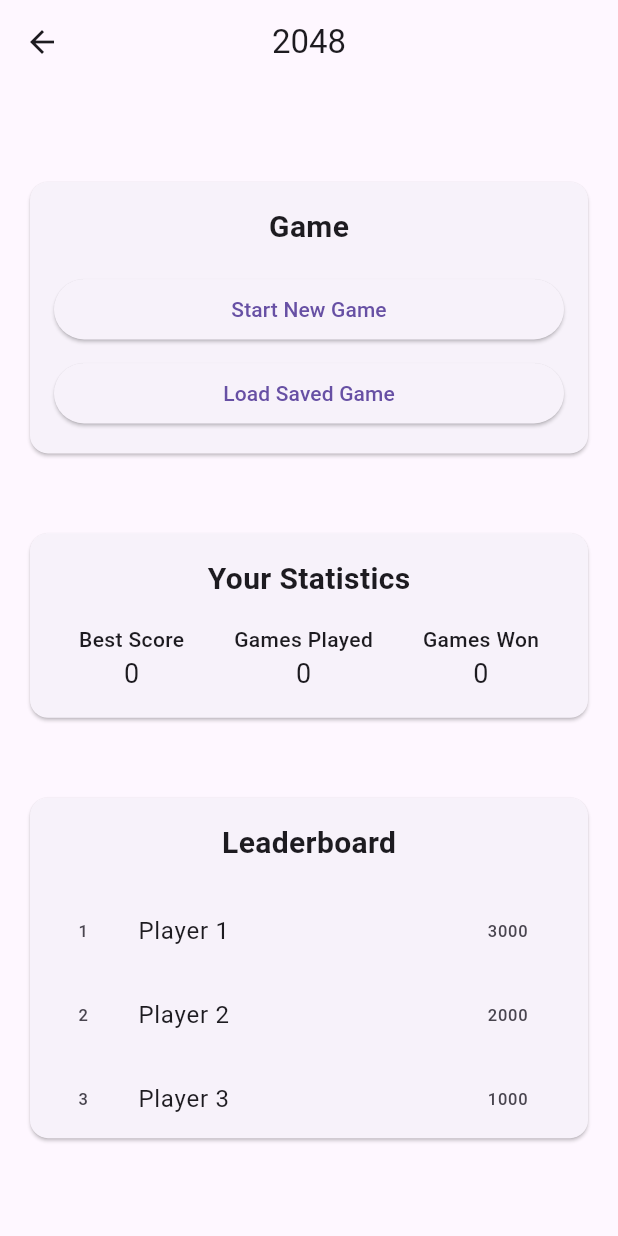
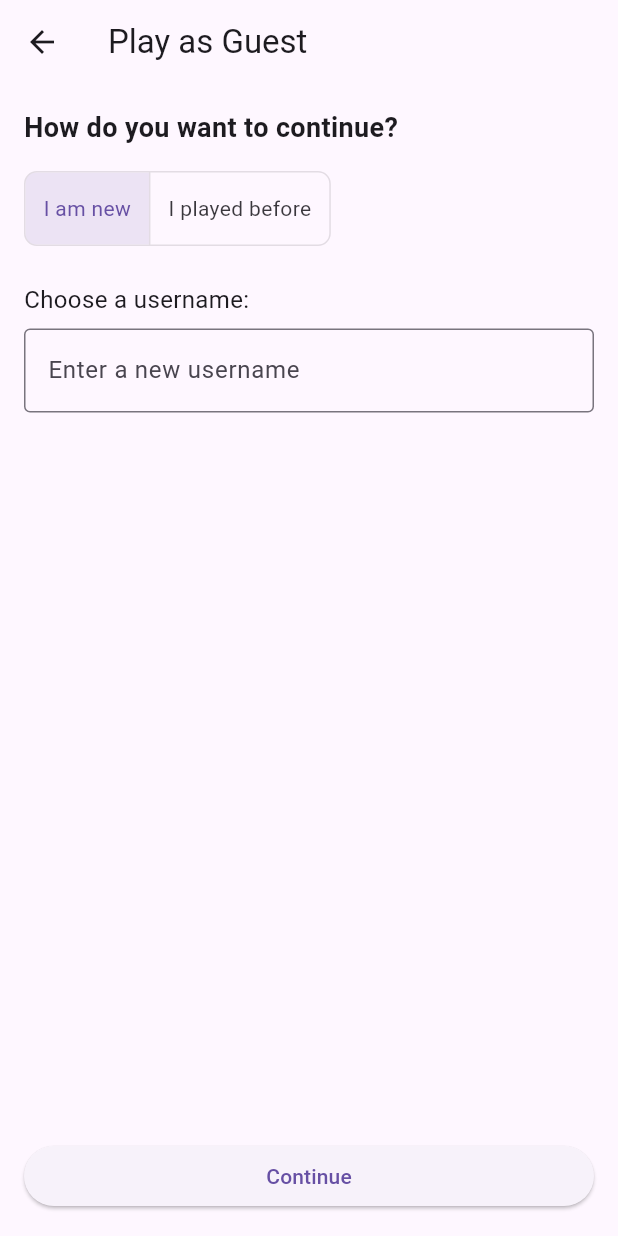
Before and after one commit to Faliboga-Dimitrie/my_2048_game, a Flutter app: the screen it shows after launch, after a tap on "1. Play as guest", on a phone screen of 412 x 824 dp. Run offline on Flutter 3.47's test engine with Material 3 defaults, Android fonts, the phone set to English and light mode, and no system bars; our stand-ins replace drift; accounts and stored records are empty; generated files the repository leaves out were written again.

Commit message:
Implement local user functionality: add LocalUser repository, ViewModel, and screen for guest play, update main app routing, and integrate database support

```diff
--- a/lib/core/main.dart
+++ b/lib/core/main.dart
@@ -1,4 +1,5 @@
 import 'package:flutter/material.dart';
+import 'package:my_2048_game/core/db/app_database.dart';
 import 'package:my_2048_game/features/auth/view_model/login_vm.dart';
 import 'package:my_2048_game/features/auth/view_model/register_vm.dart';
 import 'package:my_2048_game/core/my_app.dart';
@@ -6,13 +7,20 @@ import 'package:provider/provider.dart';
 import 'package:my_2048_game/features/auth/service/auth_api_service.dart';
 
 void main() {
+  final db = AppDatabase();
   final authApi = AuthApiService();
 
   runApp(
     MultiProvider(
       providers: [
-        ChangeNotifierProvider(create: (_) => LoginViewModel(authApi)),
-        ChangeNotifierProvider(create: (_) => RegisterViewModel(authApi)),
+        Provider<AppDatabase>.value(value: db),
+        ChangeNotifierProvider(
+          create: (_) => LoginViewModel(authApi),
+        ),
+        ChangeNotifierProvider(
+          create: (_) => RegisterViewModel(authApi),
+        ),
+        // later: LocalPlayViewModel, GameViewModel, etc. using db
       ],
       child: const MyApp(),
     ),
--- a/lib/core/my_app.dart
+++ b/lib/core/my_app.dart
@@ -3,6 +3,7 @@ import 'package:my_2048_game/features/home/view/home.dart';
 import 'package:my_2048_game/core/welcome.dart';
 import 'package:my_2048_game/features/auth/view/login_view.dart';
 import 'package:my_2048_game/features/auth/view/register_view.dart';
+import 'package:my_2048_game/features/local_play/view/local_player_view.dart';
 
 class MyApp extends StatelessWidget {
   const MyApp({super.key});
@@ -18,6 +19,7 @@ class MyApp extends StatelessWidget {
         '/login': (context) => const LoginPage(),
         '/register': (context) => const RegisterScreen(),
         '/home': (context) => const HomeScreen(),
+        '/local_play': (context) => const LocalUserScreen(),
       },
     );
   }
--- a/lib/core/welcome.dart
+++ b/lib/core/welcome.dart
@@ -17,7 +17,7 @@ class WelcomeScreen extends StatelessWidget {
             ),
             const SizedBox(height: 20),
             ElevatedButton(
-              onPressed: () => Navigator.pushNamed(context, '/home'),
+              onPressed: () => Navigator.pushNamed(context, '/local_play'),
               child: const Text('1. Play as guest'),
             ),
             ElevatedButton(
--- /dev/null
+++ b/lib/features/local_play/data/local_player_repository.dart
@@ -0,0 +1,51 @@
+import 'package:my_2048_game/core/db/app_database.dart';
+import '../model/local_user.dart';
+
+/// Abstraction for local users
+abstract class ILocalUserRepository {
+  Future<bool> usernameExists(String username);
+  Future<LocalUser> createUser(String username);
+  Future<LocalUser?> getUser(String username);
+  Future<List<LocalUser>> getAllUsers();
+}
+
+class DriftLocalUserRepository implements ILocalUserRepository {
+  final AppDatabase _db;
+
+  DriftLocalUserRepository(this._db);
+
+  LocalUser _mapDbUserToLocalUser(User user) {
+    return LocalUser(username: user.username);
+  }
+
+  @override
+  Future<bool> usernameExists(String username) async {
+    final user = await _db.getUserByUsername(username);
+    return user != null;
+  }
+
+  @override
+  Future<LocalUser> createUser(String username) async {
+    // create in DB
+    await _db.createUser(username);
+    // fetch back (to be sure we have the row)
+    final user = await _db.getUserByUsername(username);
+    if (user == null) {
+      throw Exception('Failed to load user after creation');
+    }
+    return _mapDbUserToLocalUser(user);
+  }
+
+  @override
+  Future<LocalUser?> getUser(String username) async {
+    final user = await _db.getUserByUsername(username);
+    if (user == null) return null;
+    return _mapDbUserToLocalUser(user);
+  }
+
+  @override
+  Future<List<LocalUser>> getAllUsers() async {
+    final users = await _db.getAllUsers();
+    return users.map(_mapDbUserToLocalUser).toList();
+  }
+}
--- /dev/null
+++ b/lib/features/local_play/view/local_player_view.dart
@@ -0,0 +1,145 @@
+import 'package:flutter/material.dart';
+import 'package:my_2048_game/features/local_play/data/local_player_repository.dart';
+import 'package:my_2048_game/features/local_play/view_model/local_player_vm.dart';
+import 'package:provider/provider.dart';
+
+import 'package:my_2048_game/core/db/app_database.dart';
+
+class LocalUserScreen extends StatelessWidget {
+  const LocalUserScreen({super.key});
+
+  @override
+  Widget build(BuildContext context) {
+    // Get the database instance from the top-level Provider
+    final db = context.read<AppDatabase>();
+
+    return ChangeNotifierProvider(
+      create: (_) => LocalUserViewModel(
+        DriftLocalUserRepository(db),
+      ),
+      child: const _LocalUserView(),
+    );
+  }
+}
+
+class _LocalUserView extends StatelessWidget {
+  const _LocalUserView({super.key});
+
+  @override
+  Widget build(BuildContext context) {
+    final vm = context.watch<LocalUserViewModel>();
+
+    return Scaffold(
+      appBar: AppBar(
+        title: const Text('Play as Guest'),
+      ),
+      body: Padding(
+        padding: const EdgeInsets.all(16.0),
+        child: Column(
+          crossAxisAlignment: CrossAxisAlignment.start,
+          children: [
+            const Text(
+              'How do you want to continue?',
+              style: TextStyle(
+                fontSize: 18,
+                fontWeight: FontWeight.bold,
+              ),
+            ),
+            const SizedBox(height: 16),
+
+            // Toggle between "new user" and "returning user"
+            ToggleButtons(
+              isSelected: [
+                vm.mode == LocalUserMode.newUser,
+                vm.mode == LocalUserMode.returning,
+              ],
+              onPressed: (index) {
+                if (index == 0) {
+                  vm.setMode(LocalUserMode.newUser);
+                } else {
+                  vm.setMode(LocalUserMode.returning);
+                }
+              },
+              borderRadius: BorderRadius.circular(8),
+              children: const [
+                Padding(
+                  padding: EdgeInsets.symmetric(horizontal: 12.0),
+                  child: Text('I am new'),
+                ),
+                Padding(
+                  padding: EdgeInsets.symmetric(horizontal: 12.0),
+                  child: Text('I played before'),
+                ),
+              ],
+            ),
+
+            const SizedBox(height: 24),
+
+            if (vm.mode == LocalUserMode.newUser) ...[
+              const Text(
+                'Choose a username:',
+                style: TextStyle(fontSize: 16),
+              ),
+              const SizedBox(height: 8),
+              TextField(
+                onChanged: vm.setNewUsername,
+                decoration: const InputDecoration(
+                  hintText: 'Enter a new username',
+                  border: OutlineInputBorder(),
+                ),
+              ),
+            ] else ...[
+              const Text(
+                'Enter your previous username:',
+                style: TextStyle(fontSize: 16),
+              ),
+              const SizedBox(height: 8),
+              TextField(
+                onChanged: vm.setReturningUsername,
+                decoration: const InputDecoration(
+                  hintText: 'Enter existing username',
+                  border: OutlineInputBorder(),
+                ),
+              ),
+            ],
+
+            const SizedBox(height: 12),
+
+            if (vm.errorMessage != null)
+              Padding(
+                padding: const EdgeInsets.only(top: 4.0),
+                child: Text(
+                  vm.errorMessage!,
+                  style: const TextStyle(color: Colors.red),
+                ),
+              ),
+
+            const Spacer(),
+
+            SizedBox(
+              width: double.infinity,
+              child: ElevatedButton(
+                onPressed: vm.isLoading
+                    ? null
+                    : () async {
+                        final user = await vm.submit();
+                        if (user != null && context.mounted) {
+                          // username is valid and saved in DB
+                          Navigator.pushReplacementNamed(context, '/home');
+                        }
+                      },
+                child: vm.isLoading
+                    ? const SizedBox(
+                        height: 20,
+                        width: 20,
+                        child: CircularProgressIndicator(strokeWidth: 2),
+                      )
+                    : const Text('Continue'),
+              ),
+            ),
+          ],
+        ),
+      ),
+    );
+  }
+}
--- /dev/null
+++ b/lib/features/local_play/view_model/local_player_vm.dart
@@ -0,0 +1,93 @@
+import 'package:flutter/foundation.dart';
+import 'package:my_2048_game/features/local_play/data/local_player_repository.dart';
+import '../model/local_user.dart';
+
+enum LocalUserMode { newUser, returning }
+
+class LocalUserViewModel extends ChangeNotifier {
+  final ILocalUserRepository _repository;
+
+  LocalUserViewModel(this._repository);
+
+  LocalUserMode mode = LocalUserMode.newUser;
+
+  String newUsername = '';
+  String returningUsername = '';
+  String? errorMessage;
+  bool isLoading = false;
+
+  LocalUser? currentUser; // <- the chosen user (after submit)
+
+  void setMode(LocalUserMode value) {
+    mode = value;
+    errorMessage = null;
+    notifyListeners();
+  }
+
+  void setNewUsername(String value) {
+    newUsername = value;
+    errorMessage = null;
+    notifyListeners();
+  }
+
+  void setReturningUsername(String value) {
+    returningUsername = value;
+    errorMessage = null;
+    notifyListeners();
+  }
+
+  Future<LocalUser?> submit() async {
+    isLoading = true;
+    errorMessage = null;
+    notifyListeners();
+
+    try {
+      if (mode == LocalUserMode.newUser) {
+        currentUser = await _handleNewUser();
+      } else {
+        currentUser = await _handleReturningUser();
+      }
+      return currentUser;
+    } catch (e) {
+      errorMessage = 'Unexpected error: $e';
+      return null;
+    } finally {
+      isLoading = false;
+      notifyListeners();
+    }
+  }
+
+  Future<LocalUser?> _handleNewUser() async {
+    final username = newUsername.trim();
+    if (username.isEmpty) {
+      errorMessage = 'Please enter a username.';
+      return null;
+    }
+
+    final exists = await _repository.usernameExists(username);
+    if (exists) {
+      errorMessage =
+          'This username already exists. Try "I played before" instead.';
+      return null;
+    }
+
+    final user = await _repository.createUser(username);
+    return user;
+  }
+
+  Future<LocalUser?> _handleReturningUser() async {
+    final username = returningUsername.trim();
+    if (username.isEmpty) {
+      errorMessage = 'Please enter your previous username.';
+      return null;
+    }
+
+    final user = await _repository.getUser(username);
+    if (user == null) {
+      errorMessage = 'No user found with that username.';
+      return null;
+    }
+
+    return user;
+  }
+}
```
